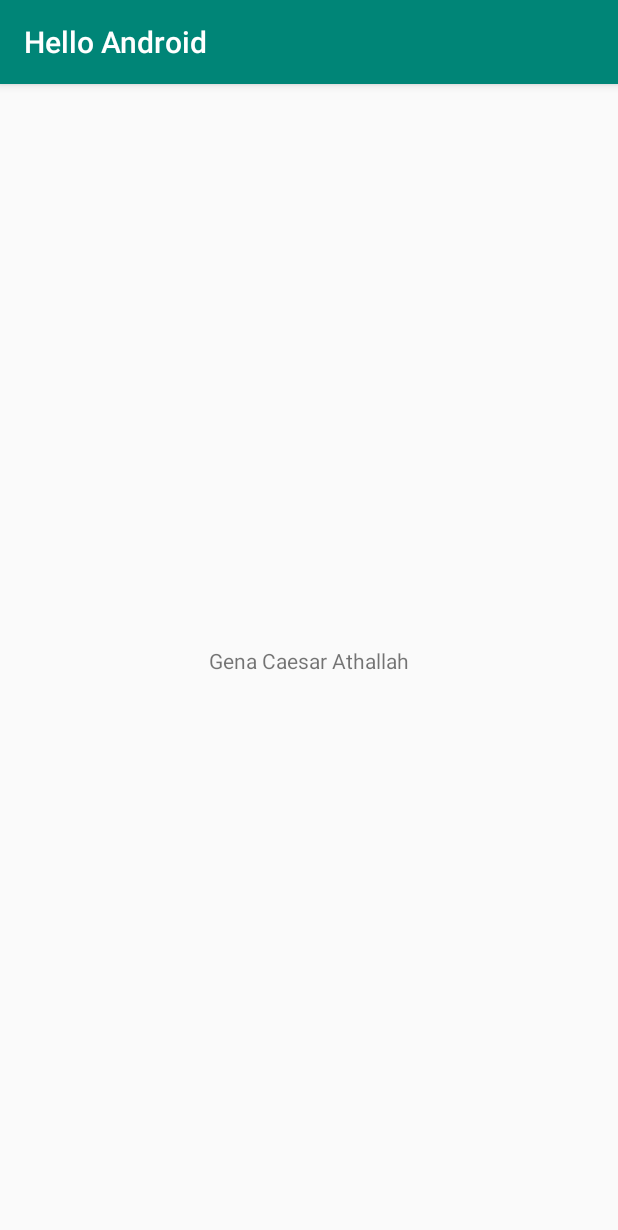
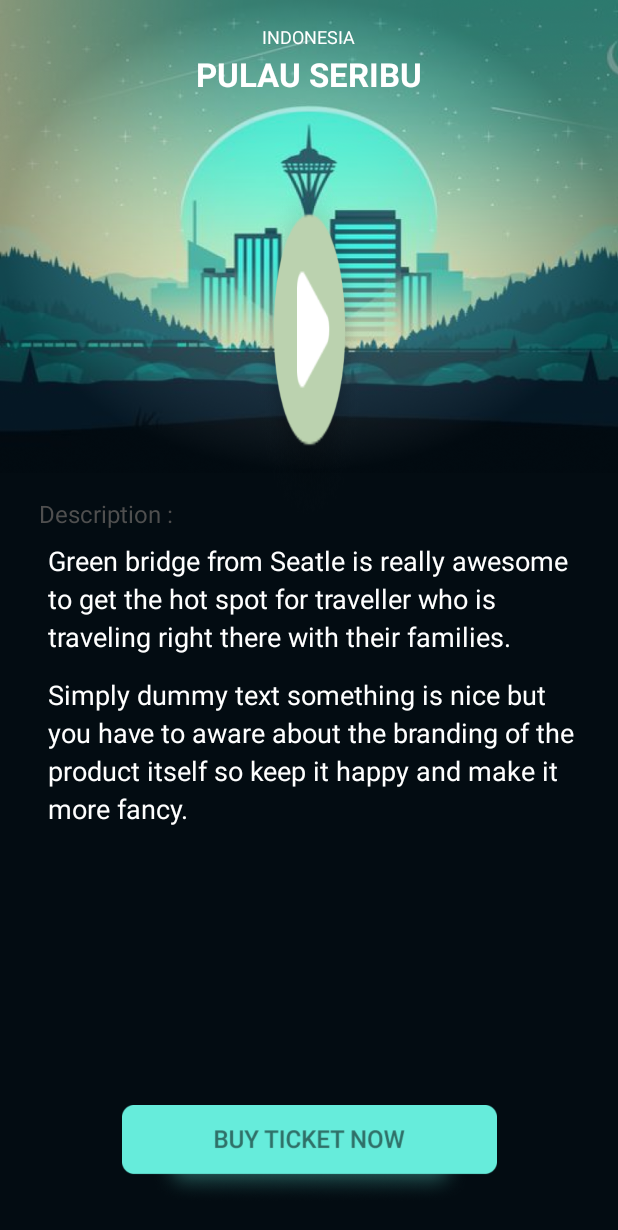
Before and after one commit to GenaCaesar/HelloAndroid, an Android app: the screen it shows after launch (MainActivity), on a phone screen of 412 x 824 dp. Shown: the top 1230 px of the screen. Run offline under Robolectric (Android 15) with nearby library versions, the phone set to English and light mode, and no system bars.

Commit message:
Mempelajari dan Membuat Layout pada Video Tutorial Youtube berikut ini https://www.youtube.com/watch?v=v473aclyj34
Nama  : Gena Caesar Athallah
NIM   : 1831710106
Kelas : MI-2F

```diff
--- a/app/src/main/res/layout/activity_main.xml
+++ b/app/src/main/res/layout/activity_main.xml
@@ -4,15 +4,113 @@
     xmlns:tools="http://schemas.android.com/tools"
     android:layout_width="match_parent"
     android:layout_height="match_parent"
+    android:background="#030C12"
     tools:context=".MainActivity">
 
+    <ImageView
+        android:id="@+id/imageView"
+        android:layout_width="0dp"
+        android:layout_height="315dp"
+        android:background="@drawable/bg_app_tiga"
+        android:scaleType="centerCrop"
+        app:layout_constraintEnd_toEndOf="parent"
+        app:layout_constraintStart_toStartOf="parent"
+        app:layout_constraintTop_toTopOf="parent" />
+
     <TextView
+        android:id="@+id/textView"
         android:layout_width="wrap_content"
         android:layout_height="wrap_content"
-        android:text="Gena Caesar Athallah"
+        android:layout_marginBottom="79dp"
+        android:layout_marginTop="16dp"
+        android:text="@string/nkri"
+        android:textColor="#FFFFFF"
+        android:textSize="12sp"
+        app:layout_constraintBottom_toTopOf="@id/button"
+        app:layout_constraintEnd_toEndOf="parent"
+        app:layout_constraintStart_toStartOf="parent"
+        app:layout_constraintTop_toTopOf="@+id/imageView" />
+
+    <TextView
+        android:id="@+id/textView2"
+        android:layout_width="wrap_content"
+        android:layout_height="wrap_content"
+        android:layout_marginTop="2dp"
+        android:text="@string/pulau1000"
+        android:textColor="#FFF"
+        android:textSize="22sp"
+        android:textStyle="bold"
+        app:layout_constraintEnd_toEndOf="parent"
+        app:layout_constraintStart_toStartOf="parent"
+        app:layout_constraintTop_toBottomOf="@id/textView"/>
+
+    <Button
+        android:id="@+id/button"
+        android:layout_width="74dp"
+        android:layout_height="0dp"
+        android:layout_marginBottom="474dp"
+        android:background="@drawable/btnplay"
         app:layout_constraintBottom_toBottomOf="parent"
-        app:layout_constraintLeft_toLeftOf="parent"
-        app:layout_constraintRight_toRightOf="parent"
-        app:layout_constraintTop_toTopOf="parent" />
+        app:layout_constraintEnd_toEndOf="parent"
+        app:layout_constraintStart_toStartOf="parent"
+        app:layout_constraintTop_toBottomOf="@+id/textView" />
+
+    <TextView
+        android:id="@+id/textView3"
+        android:layout_width="wrap_content"
+        android:layout_height="wrap_content"
+        android:layout_marginLeft="26dp"
+        android:layout_marginStart="26dp"
+        android:layout_marginTop="16dp"
+        android:text="@string/deskripsi"
+        android:textColor="#4F4F4F"
+        android:textSize="16sp"
+        app:layout_constraintStart_toStartOf="parent"
+        app:layout_constraintTop_toBottomOf="@id/imageView" />
+
+    <TextView
+        android:id="@+id/textView4"
+        android:layout_width="match_parent"
+        android:layout_height="wrap_content"
+        android:layout_marginRight="26dp"
+        android:layout_marginLeft="32dp"
+        android:layout_marginEnd="26dp"
+        android:layout_marginStart="32dp"
+        android:layout_marginTop="8dp"
+        android:lineSpacingExtra="4dp"
+        android:text="@string/teks1"
+        android:textColor="#FFF"
+        android:textSize="18sp"
+        app:layout_constraintEnd_toEndOf="parent"
+        app:layout_constraintStart_toStartOf="parent"
+        app:layout_constraintTop_toBottomOf="@id/textView3" />
+
+    <TextView
+        android:layout_marginRight="26dp"
+        android:layout_marginLeft="32dp"
+        android:layout_width="match_parent"
+        android:layout_height="wrap_content"
+        android:layout_marginEnd="26dp"
+        android:layout_marginStart="32dp"
+        android:layout_marginTop="14dp"
+        android:lineSpacingExtra="4dp"
+        android:text="@string/teks2"
+        android:textColor="#FFF"
+        android:textSize="18sp"
+        app:layout_constraintEnd_toEndOf="parent"
+        app:layout_constraintHorizontal_bias="1.0"
+        app:layout_constraintStart_toStartOf="parent"
+        app:layout_constraintTop_toBottomOf="@id/textView4" />
+
+    <Button
+        android:layout_width="250dp"
+        android:layout_height="65dp"
+        android:layout_marginBottom="22dp"
+        android:layout_marginEnd="8dp"
+        android:layout_marginStart="8dp"
+        android:background="@drawable/btnbuy"
+        app:layout_constraintBottom_toBottomOf="parent"
+        app:layout_constraintEnd_toEndOf="parent"
+        app:layout_constraintStart_toStartOf="parent" />
 
 </androidx.constraintlayout.widget.ConstraintLayout>
--- a/app/src/main/res/values/colors.xml
+++ b/app/src/main/res/values/colors.xml
@@ -1,6 +1,6 @@
 <?xml version="1.0" encoding="utf-8"?>
 <resources>
-    <color name="colorPrimary">#008577</color>
-    <color name="colorPrimaryDark">#00574B</color>
-    <color name="colorAccent">#D81B60</color>
+    <color name="colorPrimary">#3F51B5</color>
+    <color name="colorPrimaryDark">#030C12</color>
+    <color name="colorAccent">#FF4081</color>
 </resources>
--- a/app/src/main/res/values/strings.xml
+++ b/app/src/main/res/values/strings.xml
@@ -1,3 +1,8 @@
 <resources>
-    <string name="app_name">Hello Android</string>
+    <string name="app_name">Tutorial Layout by Gena Caesar</string>
+    <string name="nkri">INDONESIA</string>
+    <string name="pulau1000">PULAU SERIBU</string>
+    <string name="deskripsi">Description :</string>
+    <string name="teks1">Green bridge from Seatle is really awesome to get the hot spot for traveller who is traveling right there with their families.</string>
+    <string name="teks2">Simply dummy text something is nice but you have to aware about the branding of the product itself so keep it happy and make it more fancy.</string>
 </resources>
--- a/app/src/main/res/values/styles.xml
+++ b/app/src/main/res/values/styles.xml
@@ -1,7 +1,7 @@
 <resources>
 
     <!-- Base application theme. -->
-    <style name="AppTheme" parent="Theme.AppCompat.Light.DarkActionBar">
+    <style name="AppTheme" parent="Theme.AppCompat.Light.NoActionBar">
         <!-- Customize your theme here. -->
         <item name="colorPrimary">@color/colorPrimary</item>
         <item name="colorPrimaryDark">@color/colorPrimaryDark</item>
```
Also changed, not shown: app/src/main/res/drawable/bg_app_tiga.png (added), app/src/main/res/drawable/btnbuy.png (added), app/src/main/res/drawable/btnplay.png (added).
